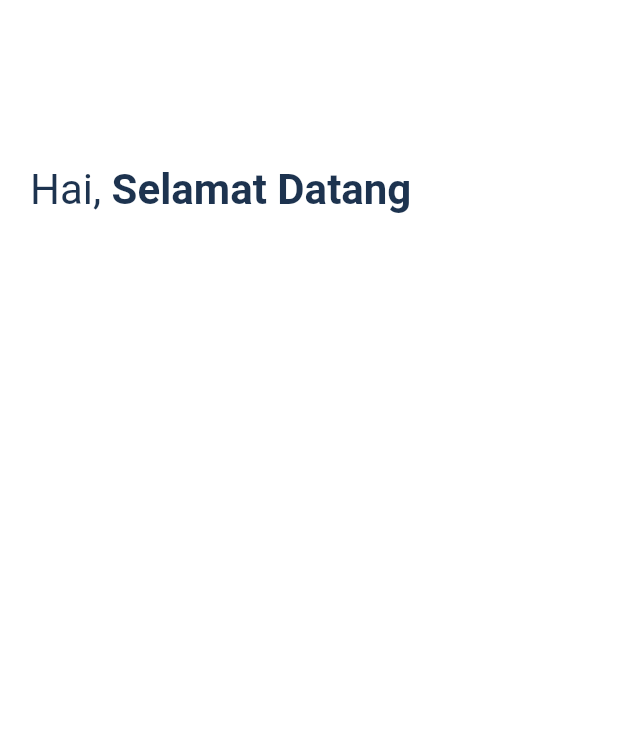
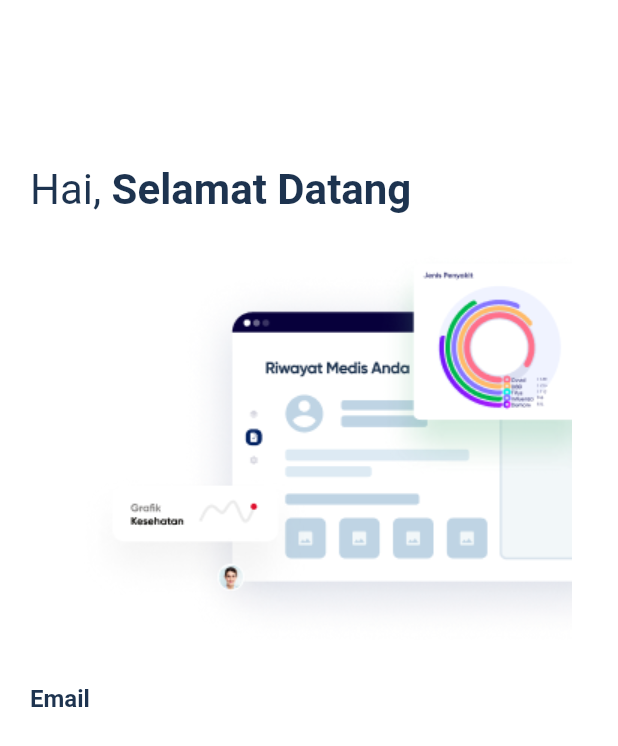
Before and after one commit to BintangNadiMaulana/healthycare, a Flutter app: the screen it shows after launch, on a phone screen of 412 x 824 dp. Shown: the top 746 px of the screen. Run offline on Flutter 3.47's test engine with Material 2 defaults, Android fonts, the phone set to English and light mode, and no system bars.

Commit message:
register work in progress

```diff
--- a/lib/Screen/register_page.dart
+++ b/lib/Screen/register_page.dart
@@ -1,4 +1,5 @@
 import 'package:flutter/material.dart';
+import 'package:latihan_ui/Utils/Widgets/reusable_widget.dart';
 import 'package:latihan_ui/Utils/custom_color.dart';
 
 class RegisterPage extends StatefulWidget {
@@ -24,6 +25,7 @@ class _RegisterPageState extends State<RegisterPage> {
       color: Colors.white,
       child: ListView(
         children: [
+          // text hai, selamat datang
           Padding(
             padding: const EdgeInsets.only(top: 110),
             child: Row(
@@ -32,7 +34,9 @@ class _RegisterPageState extends State<RegisterPage> {
                 Text("Selamat Datang", style: TextStyle(color: CustomColor.primaryColor, fontSize: 28, fontWeight: FontWeight.bold),),
               ],
             ),
-          )
+          ),
+          Image.asset("assets/images/login_image.png"),
+          ResUseAbleWidget().primaryColorText("Email"),
         ],
       ),
     );
--- /dev/null
+++ b/lib/Utils/Widgets/reusable_widget.dart
@@ -0,0 +1,11 @@
+import 'package:flutter/material.dart';
+import 'package:latihan_ui/Utils/custom_color.dart';
+
+class ResUseAbleWidget {
+
+
+  Widget primaryColorText(String text) {
+    return Text(text, style: TextStyle(color: CustomColor.primaryColor, fontSize: 16, fontWeight: FontWeight.bold));
+  }
+
+}
```
